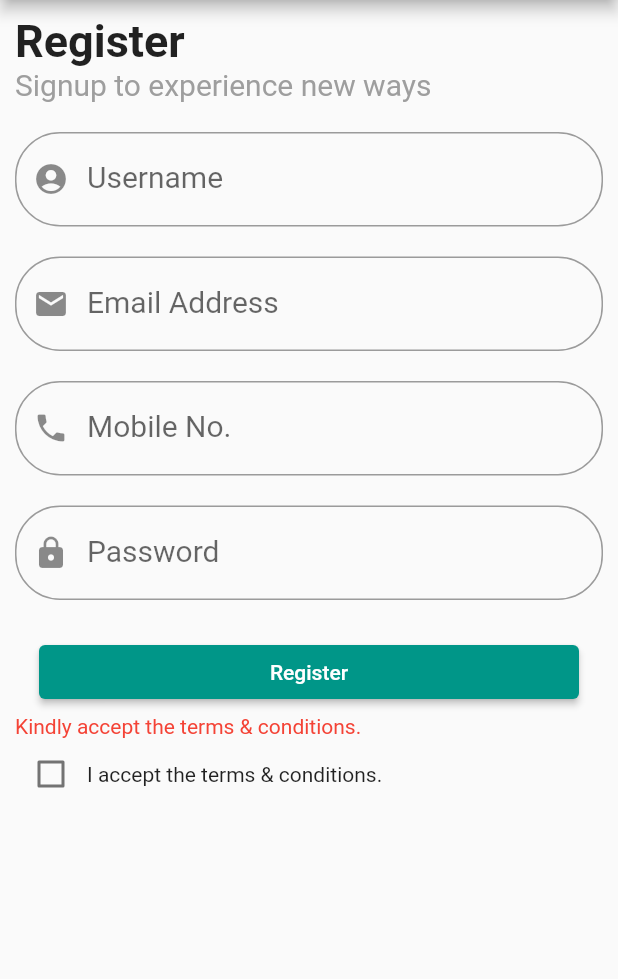
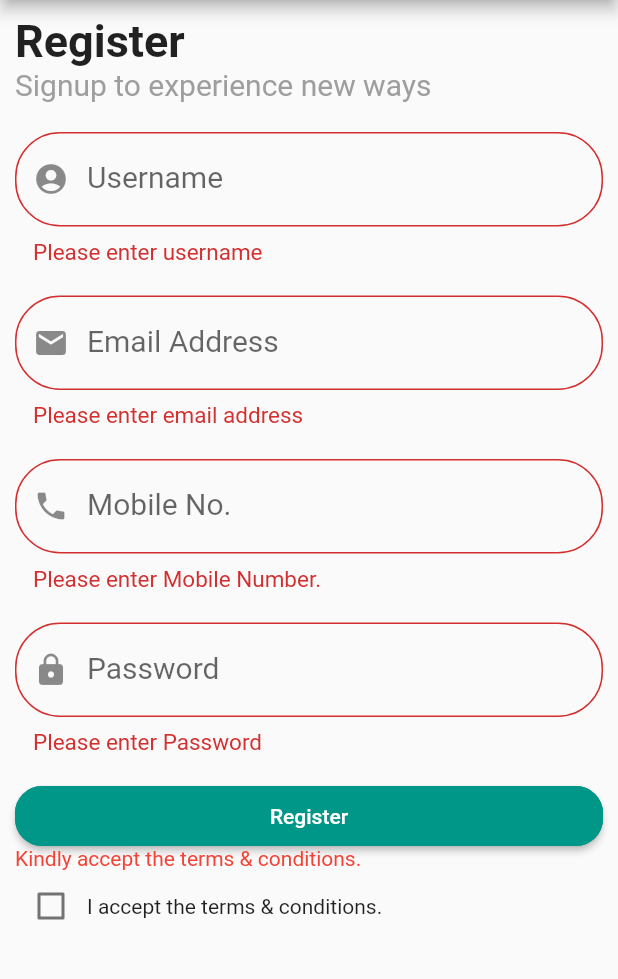
Before and after one commit to justEhmadSaeed/Flutter_Form_Validations, a Flutter app: the screen it shows after launch, after a tap on "Register", on a phone screen of 412 x 824 dp, the part 84-1063 px from its top. Run offline on Flutter 3.47's test engine with Material 2 defaults, Android fonts, the phone set to English and light mode, and no system bars.

Commit message:
👌 IMPROVE: Style Elevated Button

```diff
--- a/lib/constants.dart
+++ b/lib/constants.dart
@@ -1,7 +1,15 @@
 import 'package:flutter/material.dart';
 
-final kHeadingTextStyle = TextStyle(fontSize: 30, fontWeight: FontWeight.bold);
-final kTextFieldStyle = TextStyle(fontSize: 20);
-final klabelStyle = TextStyle(fontSize: 20);
-final kErrorStyle = TextStyle(fontSize: 15);
-final kErrorMessageStyle = TextStyle(color: Colors.red);
+const kHeadingTextStyle = TextStyle(fontSize: 30, fontWeight: FontWeight.bold);
+const kTextFieldStyle = TextStyle(fontSize: 20);
+const klabelStyle = TextStyle(fontSize: 20);
+const kErrorStyle = TextStyle(fontSize: 15);
+const kErrorMessageStyle = TextStyle(color: Colors.red);
+final kButtonStyle = ButtonStyle(
+  shape: MaterialStateProperty.all<RoundedRectangleBorder>(
+    RoundedRectangleBorder(
+      borderRadius: BorderRadius.circular(18.0),
+      side: BorderSide(color: Colors.teal),
+    ),
+  ),
+);
--- a/lib/main.dart
+++ b/lib/main.dart
@@ -153,26 +153,28 @@ class _AppBodyState extends State<AppBody> {
               SizedBox(
                 height: 20,
               ),
-              ListTile(
-                title: ElevatedButton(
+              Container(
+                height: 40,
+                child: ElevatedButton(
+                  child: Text('Register'),
+                  style: kButtonStyle,
                   onPressed: () {
                     // Validate returns true if the form is valid, or false otherwise.
                     if (isChecked) {
                       setState(() {
                         errorMessage = '';
                       });
-                      if (_formKey.currentState.validate()) {
-                        this._formKey.currentState.save();
-                        ScaffoldMessenger.of(context).showSnackBar(
-                            SnackBar(content: Text('Data Submit.')));
-                      }
                     } else {
                       setState(() {
                         errorMessage = 'Kindly accept the terms & conditions.';
                       });
                     }
+                    if (_formKey.currentState.validate() && isChecked) {
+                      this._formKey.currentState.save();
+                      ScaffoldMessenger.of(context).showSnackBar(
+                          SnackBar(content: Text('Data Submit.')));
+                    }
                   },
-                  child: Text('Register'),
                 ),
               ),
               Text(
```
